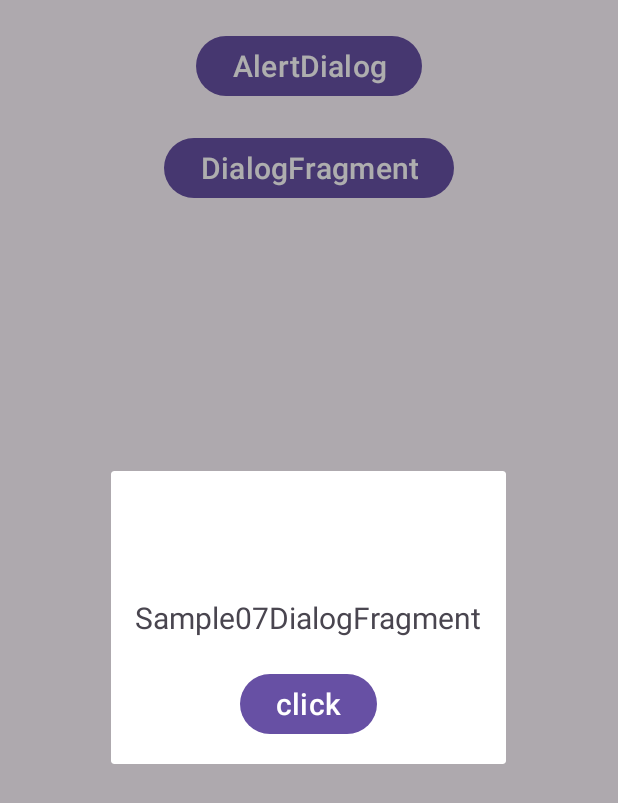
After one commit to StoDruzey/Sample07DialogFragment, an Android app: the fragment CustomDialog placed in its activity, on a phone screen of 412 x 824 dp. The commit adds this screen. Shown: the top 803 px of the screen. Run offline under Robolectric (Android 15) with nearby library versions, the phone set to English and light mode, and no system bars.

Commit message:
DialogFragment implemented

```diff
--- /dev/null
+++ b/app/src/main/java/com/example/sample07dialogfragment/CustomDialog.kt
@@ -0,0 +1,43 @@
+package com.example.sample07dialogfragment
+
+import android.os.Bundle
+import android.view.LayoutInflater
+import android.view.View
+import android.view.ViewGroup
+import androidx.fragment.app.DialogFragment
+import com.example.sample07dialogfragment.databinding.FragmentCustomDialogBinding
+
+class CustomDialog : DialogFragment() {
+
+    private var _binding: FragmentCustomDialogBinding? = null
+    private val binding: FragmentCustomDialogBinding
+        get() = requireNotNull(_binding)
+
+    override fun onCreateView(
+        inflater: LayoutInflater,
+        container: ViewGroup?,
+        savedInstanceState: Bundle?
+    ): View {
+        return FragmentCustomDialogBinding.inflate(inflater, container, false)
+            .also { _binding = it }
+            .root
+    }
+
+    override fun onViewCreated(view: View, savedInstanceState: Bundle?) {
+        super.onViewCreated(view, savedInstanceState)
+
+        isCancelable = false
+
+        with(binding) {
+            button.setOnClickListener {
+                dismiss()
+            }
+        }
+    }
+
+    override fun onDestroyView() {
+        super.onDestroyView()
+
+        _binding = null
+    }
+}
--- a/app/src/main/java/com/example/sample07dialogfragment/FirstFragment.kt
+++ b/app/src/main/java/com/example/sample07dialogfragment/FirstFragment.kt
@@ -1,9 +1,20 @@
 package com.example.sample07dialogfragment
 
+import android.graphics.Typeface
 import android.os.Bundle
+import android.text.SpannableStringBuilder
+import android.text.style.BackgroundColorSpan
+import android.text.style.ForegroundColorSpan
+import android.text.style.StyleSpan
 import android.view.LayoutInflater
 import android.view.View
 import android.view.ViewGroup
+import androidx.appcompat.app.AlertDialog
+import androidx.core.content.ContextCompat
+import androidx.core.text.backgroundColor
+import androidx.core.text.buildSpannedString
+import androidx.core.text.color
+import androidx.core.text.inSpans
 import androidx.fragment.app.Fragment
 import com.example.sample07dialogfragment.databinding.FragmentFirstBinding
 
@@ -26,7 +37,45 @@ class FirstFragment : Fragment() {
     override fun onViewCreated(view: View, savedInstanceState: Bundle?) {
         super.onViewCreated(view, savedInstanceState)
 
+        with(binding) {
 
+            val colorValue = ContextCompat.getColor(requireContext(),
+                androidx.appcompat.R.color.material_deep_teal_500)
+
+            val message = buildSpannedString {
+                color(colorValue) {
+                    append("message")
+                }
+            }
+
+            val neutral = buildSpannedString {
+                inSpans(BackgroundColorSpan(colorValue), StyleSpan(Typeface.BOLD)) {
+                    append("neutral")
+                }
+            }
+
+            button1.setOnClickListener {
+                AlertDialog.Builder(requireContext())
+                    .setTitle(R.string.app_name)
+                    .setMessage(message)
+                    .setCancelable(false)
+                    .setPositiveButton(android.R.string.ok) {_, _ ->
+
+                    }
+                    .setNegativeButton(android.R.string.cancel) {_, _ ->
+
+                    }
+                    .setNeutralButton(neutral) {_, _ ->
+
+                    }
+                    .show()
+            }
+
+            button2.setOnClickListener {
+                val customDialog = CustomDialog()
+                customDialog.show(childFragmentManager, "cust1")
+            }
+        }
     }
 
     override fun onDestroyView() {
--- /dev/null
+++ b/app/src/main/res/layout/fragment_custom_dialog.xml
@@ -0,0 +1,30 @@
+<?xml version="1.0" encoding="utf-8"?>
+<androidx.constraintlayout.widget.ConstraintLayout xmlns:android="http://schemas.android.com/apk/res/android"
+    android:layout_width="match_parent"
+    android:layout_height="match_parent"
+    xmlns:app="http://schemas.android.com/apk/res-auto"
+    android:padding="16dp">
+
+    <TextView
+        android:id="@+id/text_view"
+        android:layout_width="match_parent"
+        android:layout_height="wrap_content"
+        app:layout_constraintTop_toTopOf="parent"
+        app:layout_constraintBottom_toBottomOf="parent"
+        android:text="@string/app_name"
+        android:textSize="20sp"
+        android:gravity="center"/>
+
+    <Button
+        android:id="@+id/button"
+        android:layout_width="wrap_content"
+        android:layout_height="wrap_content"
+        app:layout_constraintTop_toBottomOf="@id/text_view"
+        app:layout_constraintStart_toStartOf="parent"
+        app:layout_constraintEnd_toEndOf="parent"
+        android:layout_marginTop="20dp"
+        android:text="click"
+        android:textSize="20sp"/>
+
+
+</androidx.constraintlayout.widget.ConstraintLayout>
```
